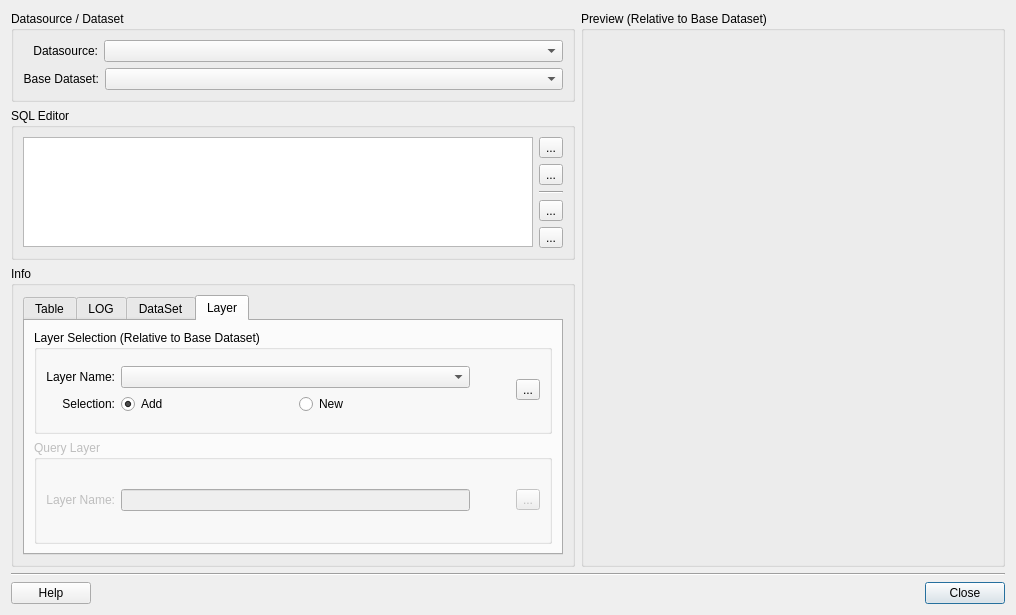
Old version of the form src/terralib/qt/widgets/query/ui/QueryDataSourceDialogForm.ui in the repository claudiobogossian/terralib5.
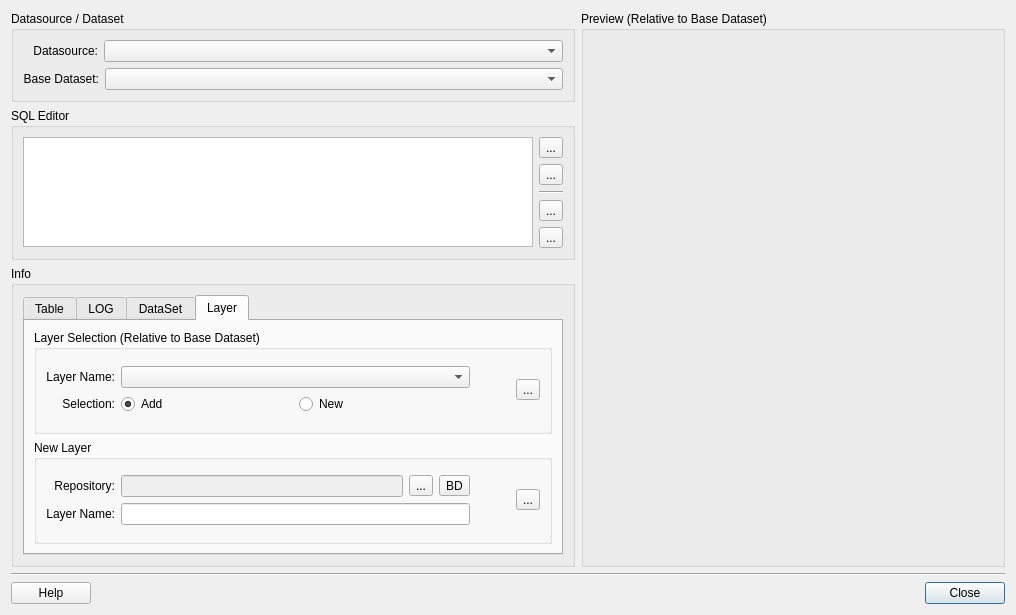
New version of the form. The open tabs and pages were chosen to show the change.

Commit message: added option to save the result of a query into a new layer (new dataset), refs closes #898

```diff
--- a/src/terralib/qt/widgets/query/ui/QueryDataSourceDialogForm.ui
+++ b/src/terralib/qt/widgets/query/ui/QueryDataSourceDialogForm.ui
@@ -295,9 +295,9 @@
                <attribute name="title">
                 <string>Layer</string>
                </attribute>
-               <layout class="QGridLayout" name="gridLayout_31">
+               <layout class="QGridLayout" name="gridLayout_32">
                 <item row="0" column="0">
-                 <layout class="QGridLayout" name="gridLayout_30">
+                 <layout class="QGridLayout" name="gridLayout_31">
                   <item row="0" column="0">
                    <widget class="QGroupBox" name="m_optionsGroupBox">
                     <property name="enabled">
@@ -451,81 +451,122 @@
                    </widget>
                   </item>
                   <item row="1" column="0">
-                   <widget class="QGroupBox" name="m_optionsGroupBox_2">
-                    <property name="enabled">
-                     <bool>false</bool>
-                    </property>
+                   <widget class="QGroupBox" name="groupBox_3">
                     <property name="sizePolicy">
-                     <sizepolicy hsizetype="MinimumExpanding" vsizetype="Preferred">
+                     <sizepolicy hsizetype="Preferred" vsizetype="Preferred">
                       <horstretch>0</horstretch>
                       <verstretch>0</verstretch>
                      </sizepolicy>
                     </property>
                     <property name="title">
-                     <string>Query Layer</string>
+                     <string>New Layer</string>
                     </property>
                     <property name="flat">
                      <bool>true</bool>
                     </property>
-                    <property name="checkable">
-                     <bool>false</bool>
-                    </property>
-                    <property name="checked">
-                     <bool>false</bool>
-                    </property>
-                    <layout class="QGridLayout" name="gridLayout_23">
+                    <layout class="QGridLayout" name="gridLayout_22">
                      <item row="0" column="0">
-                      <layout class="QGridLayout" name="gridLayout_22">
-                       <item row="0" column="1">
-                        <widget class="QLineEdit" name="m_queryLayerNameLineEdit"/>
-                       </item>
-                       <item row="0" column="2">
-                        <spacer name="horizontalSpacer_3">
-                         <property name="orientation">
-                          <enum>Qt::Horizontal</enum>
-                         </property>
-                         <property name="sizeType">
-                          <enum>QSizePolicy::Fixed</enum>
-                         </property>
-                         <property name="sizeHint" stdset="0">
-                          <size>
-                           <width>40</width>
-                           <height>20</height>
-                          </size>
-                         </property>
-                        </spacer>
-                       </item>
-                       <item row="0" column="3">
-                        <widget class="QToolButton" name="m_applyQueryLayerToolButton">
-                         <property name="text">
-                          <string>...</string>
-                         </property>
-                        </widget>
-                       </item>
+                      <layout class="QGridLayout" name="gridLayout_23">
                        <item row="0" column="0">
-                        <widget class="QLabel" name="label_7">
-                         <property name="sizePolicy">
-                          <sizepolicy hsizetype="Preferred" vsizetype="Preferred">
-                           <horstretch>0</horstretch>
-                           <verstretch>0</verstretch>
-                          </sizepolicy>
-                         </property>
-                         <property name="maximumSize">
-                          <size>
-                           <width>80</width>
-                           <height>16777215</height>
-                          </size>
-                         </property>
-                         <property name="text">
-                          <string>Layer Name:</string>
-                         </property>
-                         <property name="alignment">
-                          <set>Qt::AlignRight|Qt::AlignTrailing|Qt::AlignVCenter</set>
-                         </property>
-                        </widget>
+                        <layout class="QGridLayout" name="gridLayout_28">
+                         <item row="0" column="0">
+                          <widget class="QLabel" name="label_7">
+                           <property name="text">
+                            <string>Repository:</string>
+                           </property>
+                           <property name="alignment">
+                            <set>Qt::AlignRight|Qt::AlignTrailing|Qt::AlignVCenter</set>
+                           </property>
+                          </widget>
+                         </item>
+                         <item row="1" column="0">
+                          <widget class="QLabel" name="label_8">
+                           <property name="text">
+                            <string>Layer Name:</string>
+                           </property>
+                           <property name="alignment">
+                            <set>Qt::AlignRight|Qt::AlignTrailing|Qt::AlignVCenter</set>
+                           </property>
+                          </widget>
+                         </item>
+                        </layout>
+                       </item>
+                       <item row="0" column="1">
+                        <layout class="QGridLayout" name="gridLayout_29">
+                         <item row="0" column="0">
+                          <layout class="QGridLayout" name="gridLayout_30">
+                           <item row="0" column="0">
+                            <widget class="QLineEdit" name="m_repositoryLineEdit">
+                             <property name="enabled">
+                              <bool>false</bool>
+                             </property>
+                            </widget>
+                           </item>
+                           <item row="0" column="1">
+                            <widget class="QToolButton" name="m_targetFileToolButton">
+                             <property name="minimumSize">
+                              <size>
+                               <width>0</width>
+                               <height>0</height>
+                              </size>
+                             </property>
+                             <property name="text">
+                              <string>...</string>
+                             </property>
+                            </widget>
+                           </item>
+                           <item row="0" column="2">
+                            <widget class="QToolButton" name="m_targetDatasourceToolButton">
+                             <property name="minimumSize">
+                              <size>
+                               <width>0</width>
+                               <height>0</height>
+                              </size>
+                             </property>
+                             <property name="text">
+                              <string>BD</string>
+                             </property>
+                            </widget>
+                           </item>
+                          </layout>
+                         </item>
+                         <item row="1" column="0">
+                          <widget class="QLineEdit" name="m_newLayerNameLineEdit">
+                           <property name="readOnly">
+                            <bool>false</bool>
+                           </property>
+                          </widget>
+                         </item>
+                        </layout>
                        </item>
                       </layout>
                      </item>
+                     <item row="0" column="2">
+                      <widget class="QToolButton" name="m_createLayerlToolButton">
+                       <property name="toolTip">
+                        <string>Create new layer...</string>
+                       </property>
+                       <property name="text">
+                        <string>...</string>
+                       </property>
+                      </widget>
+                     </item>
+                     <item row="0" column="1">
+                      <spacer name="horizontalSpacer_3">
+                       <property name="orientation">
+                        <enum>Qt::Horizontal</enum>
+                       </property>
+                       <property name="sizeType">
+                        <enum>QSizePolicy::Fixed</enum>
+                       </property>
+                       <property name="sizeHint" stdset="0">
+                        <size>
+                         <width>40</width>
+                         <height>20</height>
+                        </size>
+                       </property>
+                      </spacer>
+                     </item>
                     </layout>
                    </widget>
                   </item>
```
Left out of the diff: 15 changed lines with no effect on the pictures. The commit also changes 4 other files.
